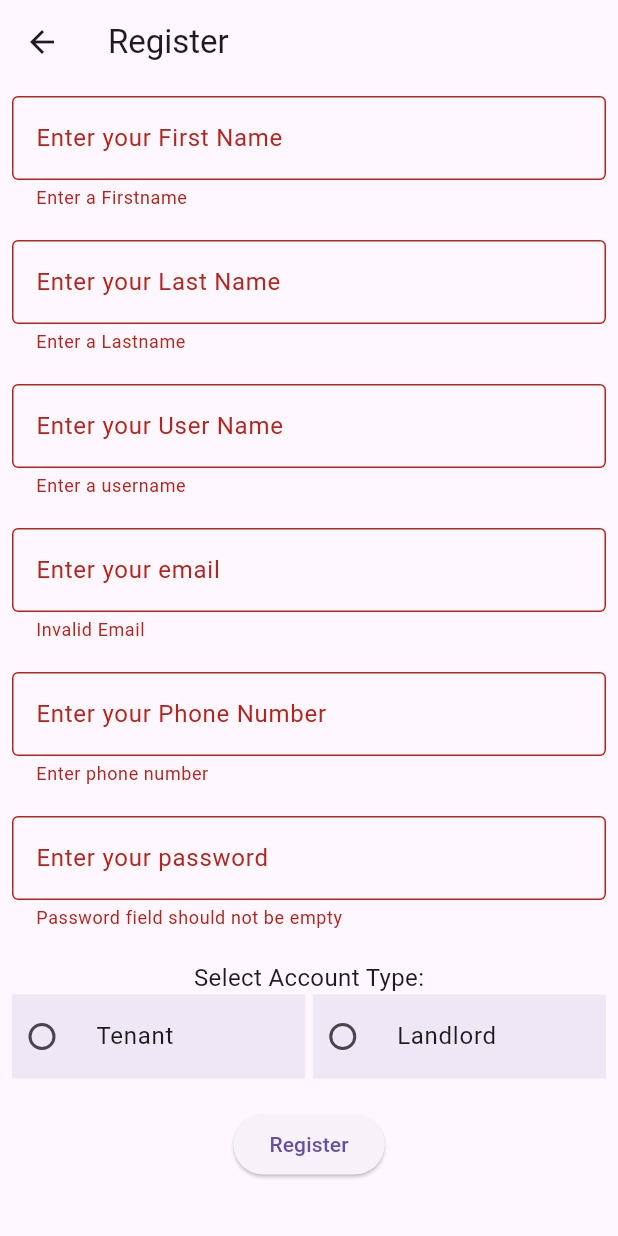
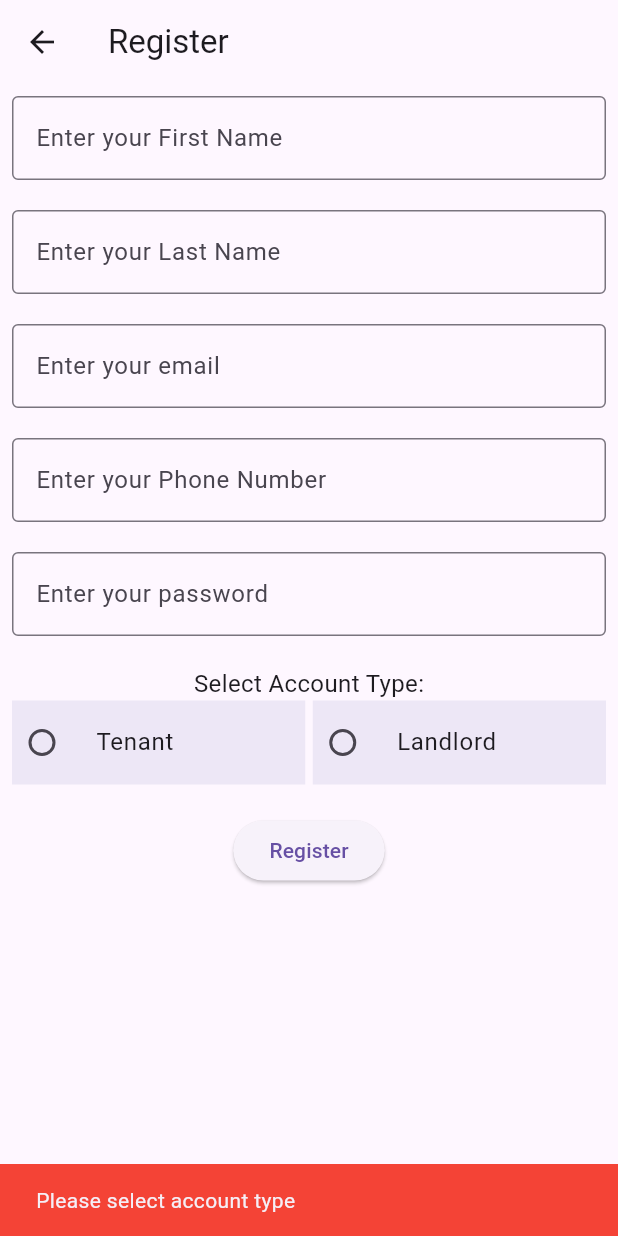
Before and after one commit to shrestharukesh1213/gharsathi, a Flutter app: the screen it shows after launch, after a tap on "Register", on a phone screen of 412 x 824 dp. Run offline on Flutter 3.47's test engine with Material 3 defaults, Android fonts, the phone set to English and light mode, and no system bars; our stand-ins replace cloud_firestore, email_validator, firebase_auth, firebase_core, salomon_bottom_bar; accounts and stored records are empty.

Commit message:
Additonal Password Validation and Removed username

```diff
--- a/lib/screens/RegisterScreen.dart
+++ b/lib/screens/RegisterScreen.dart
@@ -14,7 +14,6 @@ class Registerscreen extends StatefulWidget {
 class _RegisterscreenState extends State<Registerscreen> {
   final _firstnameController = TextEditingController();
   final _lastnameController = TextEditingController();
-  final _usernameController = TextEditingController();
   final _emailController = TextEditingController();
   final _phoneController = TextEditingController();
   final _passwordController = TextEditingController();
@@ -69,28 +68,12 @@ class _RegisterscreenState extends State<Registerscreen> {
                     border: OutlineInputBorder(),
                   ),
                 ),
-                const SizedBox(height: 20),
-                TextFormField(
-                  controller: _usernameController,
-                  validator: (value) {
-                    if (value == null || value.isEmpty) {
-                      return "Enter a username";
-                    } else if (value.length <= 5) {
-                      return "Username must be longer than 5 letters";
-                    }
-                    return null;
-                  },
-                  decoration: const InputDecoration(
-                    labelText: 'Enter your User Name',
-                    hintText: 'Enter your User Name',
-                    border: OutlineInputBorder(),
-                  ),
-                ),
+
                 const SizedBox(height: 20),
                 TextFormField(
                   controller: _emailController,
                   validator: (value) {
-                    if (!EmailValidator.validate(value!)) {
+                    if (value == null || !EmailValidator.validate(value)) {
                       return "Invalid Email";
                     }
                     return null;
@@ -118,7 +101,9 @@ class _RegisterscreenState extends State<Registerscreen> {
                     labelText: 'Enter your Phone Number',
                     hintText: 'Enter your Phone Number',
                     border: OutlineInputBorder(),
+
                   ),
+                  keyboardType: TextInputType.number,
                 ),
                 const SizedBox(height: 20),
                 TextFormField(
@@ -128,6 +113,10 @@ class _RegisterscreenState extends State<Registerscreen> {
                       return "Password field should not be empty";
                     } else if (value.length <= 6) {
                       return "Password should be longer than 6 letters";
+                    } else if (!RegExp(r'[A-Z]').hasMatch(value)){
+                      return "Password must contain at least one uppercase letter";
+                    } else if (!RegExp(r'[0-9]').hasMatch(value)){
+                      return "Password must contain at least one number";
                     }
                     return null;
                   },
@@ -179,33 +168,31 @@ class _RegisterscreenState extends State<Registerscreen> {
                   ],
                 ),
                 const SizedBox(height: 20),
-                ElevatedButton(
-                  onPressed: () async {
-                    if (_formKey.currentState!.validate()) {
+                 ElevatedButton(  onPressed: () async {
       if (_userTypeEnum == null) {
+      // Show a SnackBar when user type is not selected
       ScaffoldMessenger.of(context).showSnackBar(
-                           SnackBar(
+        const SnackBar(
           content: Text('Please select account type'),
           backgroundColor: Colors.red,
         ),
       );
-                      } else {
-                        // Pass user's data for Authentication
+    } else if (_formKey.currentState!.validate()) {
+      // Proceed with the signup if all fields and user type are valid
       Authentication().signup(
         firstname: _firstnameController.text,
         lastname: _lastnameController.text,
-                          username: _usernameController.text,
         email: _emailController.text,
         password: _passwordController.text,
         phoneNumber: _phoneController.text,
+        userType: _userTypeEnum.toString().split('.').last, // Passing user type
         context: context,
-                          userType: _userTypeEnum.toString().split('.').last, // Passing user type
       );
-                      }
     }
   },
   child: const Text('Register'),
-                ),
+)
+
               ],
             ),
           ),
--- a/lib/services/authentication.dart
+++ b/lib/services/authentication.dart
@@ -6,7 +6,6 @@ class Authentication {
   Future<void> signup(
       {required String firstname,
       required String lastname,
-      required String username,
       required String email,
       required String password,
       required String userType,
@@ -23,7 +22,6 @@ class Authentication {
       await FirebaseFirestore.instance.collection('users').doc(userId).set({
         'firstname': firstname,
         'lastname': lastname,
-        'username': username,
         'email': email,
         'usertype':userType,
         'phoneNumber':phoneNumber,
```
Lines whose indentation alone changed are shown as unchanged.
